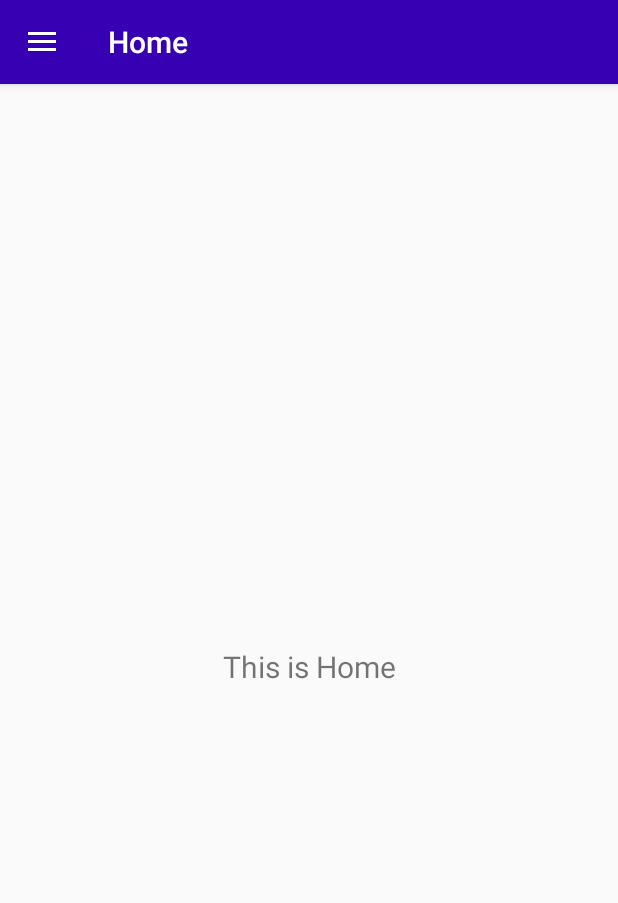
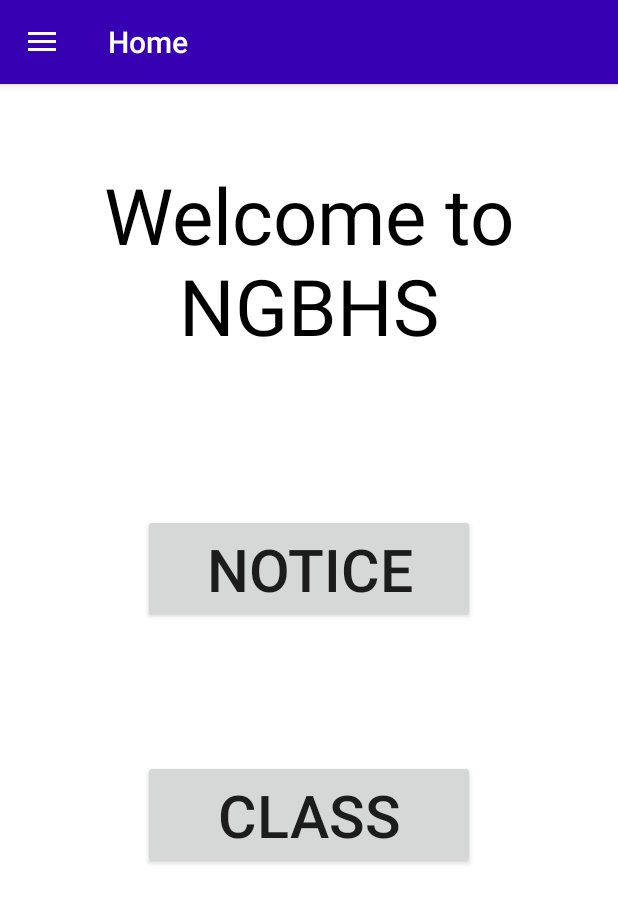
Before and after one commit to ShubhamRattra/OIL_INDIA_HSS, an Android app: the screen it shows after launch (MainActivity), on a phone screen of 412 x 824 dp. Shown: the top 903 px of the screen. Run offline under Robolectric (Android 15) with nearby library versions, the phone set to English and light mode, and no system bars; our stand-ins replace navigation-ui, sdp/ssp sizes.

Commit message:
added button in home

```diff
--- a/app/src/main/java/com/rattra/navigationdrawertechno/ui/home/HomeViewModel.java
+++ b/app/src/main/java/com/rattra/navigationdrawertechno/ui/home/HomeViewModel.java
@@ -10,7 +10,6 @@ public class HomeViewModel extends ViewModel {
 
     public HomeViewModel() {
         mText = new MutableLiveData<>();
-        mText.setValue("This is Home");
     }
 
     public LiveData<String> getText() {
--- a/app/src/main/res/layout/fragment_home.xml
+++ b/app/src/main/res/layout/fragment_home.xml
@@ -1,9 +1,11 @@
 <?xml version="1.0" encoding="utf-8"?>
-<androidx.constraintlayout.widget.ConstraintLayout xmlns:android="http://schemas.android.com/apk/res/android"
+<LinearLayout xmlns:android="http://schemas.android.com/apk/res/android"
     xmlns:app="http://schemas.android.com/apk/res-auto"
     xmlns:tools="http://schemas.android.com/tools"
     android:layout_width="match_parent"
     android:layout_height="match_parent"
+    android:orientation="vertical"
+    android:background="@color/white"
     tools:context=".ui.home.HomeFragment">
 
     <TextView
@@ -11,12 +13,33 @@
         android:layout_width="match_parent"
         android:layout_height="wrap_content"
         android:layout_marginStart="8dp"
-        android:layout_marginTop="8dp"
+        android:layout_marginTop="@dimen/_40sdp"
         android:layout_marginEnd="8dp"
+        android:layout_gravity="center_horizontal"
+        android:text="@string/welcome_to_ngbhs"
         android:textAlignment="center"
-        android:textSize="20sp"
-        app:layout_constraintBottom_toBottomOf="parent"
-        app:layout_constraintEnd_toEndOf="parent"
-        app:layout_constraintStart_toStartOf="parent"
-        app:layout_constraintTop_toTopOf="parent" />
-</androidx.constraintlayout.widget.ConstraintLayout>
+        android:textColor="@color/black"
+        android:textSize="@dimen/_40sdp" />
+
+    <Button
+        android:id="@+id/button_notice"
+        android:layout_width="@dimen/_170sdp"
+        android:layout_height="wrap_content"
+        android:layout_gravity="center_horizontal"
+        android:layout_marginTop="@dimen/_80sdp"
+        android:text="@string/but_notice"
+        android:textSize="@dimen/_30sdp"
+        tools:layout_editor_absoluteX="126dp"
+        tools:layout_editor_absoluteY="216dp" />
+
+    <Button
+        android:id="@+id/button_class"
+        android:layout_width="@dimen/_170sdp"
+        android:layout_height="wrap_content"
+        android:layout_gravity="center_horizontal"
+        android:layout_marginTop="@dimen/_70sdp"
+        android:text="@string/but_class"
+        android:textSize="@dimen/_30sdp"
+        tools:layout_editor_absoluteX="126dp"
+        tools:layout_editor_absoluteY="378dp" />
+</LinearLayout>
--- a/app/src/main/res/values/colors.xml
+++ b/app/src/main/res/values/colors.xml
@@ -4,5 +4,6 @@
     <color name="colorPrimaryDark">#3700B3</color>
     <color name="colorAccent">#03DAC5</color>
     <color name="white">#fff</color>
+    <color name="black">#000</color>
     <color name="Splash_background">#A2B0FF</color>
 </resources>
```
Also changed, not shown: app/src/main/res/values/strings.xml (+57 -0 lines), 1 other file.
